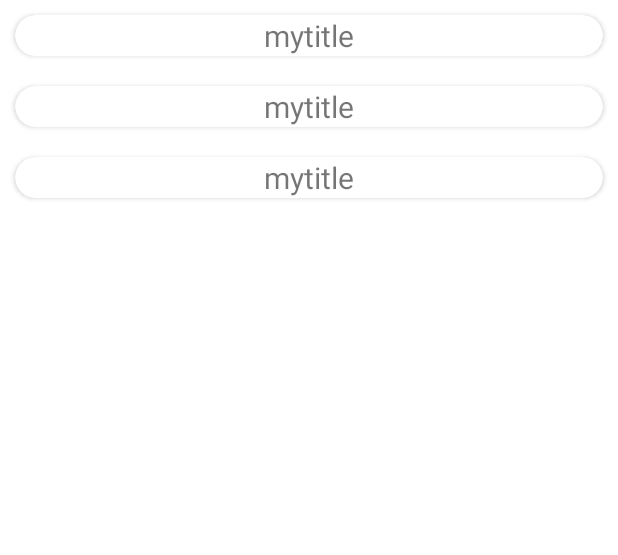
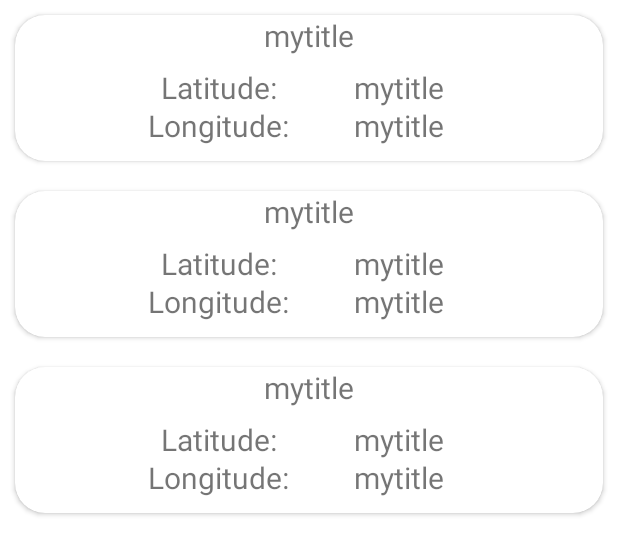
Before and after one commit to razduevmaksim/AppWithGeolocation, an Android app: the layout fragment_list.xml on its own in the app's theme, with its tools: preview values and no code run, on a phone screen of 412 x 824 dp. Shown: the top 555 px of the screen. Run offline under Robolectric (Android 15) with nearby library versions, the phone set to English and light mode, and no system bars.

Commit message:
AppWithGeolocation

```diff
--- a/app/src/main/java/com/example/geolocation/adapter/GeolocationAdapter.kt
+++ b/app/src/main/java/com/example/geolocation/adapter/GeolocationAdapter.kt
@@ -23,6 +23,8 @@ class GeolocationAdapter : RecyclerView.Adapter<GeolocationAdapter.GeolocationVi
 
     override fun onBindViewHolder(holder: GeolocationViewHolder, position: Int) {
         holder.itemView.item_title.text = listGeolocation[position].title
+        holder.itemView.item_lattitude_value.text = listGeolocation[position].latitude
+        holder.itemView.item_longitude_value.text = listGeolocation[position].longitude
     }
 
     override fun getItemCount(): Int {
--- a/app/src/main/java/com/example/geolocation/db/dao/GeolocationDao.kt
+++ b/app/src/main/java/com/example/geolocation/db/dao/GeolocationDao.kt
@@ -15,4 +15,7 @@ interface GeolocationDao {
 
     @Delete
     suspend fun delete(geolocationModel: GeolocationModel)
+
+    @Update
+    suspend fun update(geolocationModel: GeolocationModel)
 }
--- a/app/src/main/java/com/example/geolocation/db/repository/GeolocationRealisation.kt
+++ b/app/src/main/java/com/example/geolocation/db/repository/GeolocationRealisation.kt
@@ -17,4 +17,9 @@ class GeolocationRealisation(private val geolocationDao: GeolocationDao): Geoloc
         geolocationDao.delete(geolocationModel)
         onSuccess()
     }
+
+    override suspend fun update(geolocationModel: GeolocationModel, onSuccess: () -> Unit) {
+        geolocationDao.update(geolocationModel)
+        onSuccess()
+    }
 }
--- a/app/src/main/java/com/example/geolocation/db/repository/GeolocationRepository.kt
+++ b/app/src/main/java/com/example/geolocation/db/repository/GeolocationRepository.kt
@@ -8,4 +8,5 @@ interface GeolocationRepository {
 
     suspend fun insert(geolocationModel: GeolocationModel, onSuccess:() -> Unit)
     suspend fun delete(geolocationModel: GeolocationModel, onSuccess:() -> Unit)
+    suspend fun update(geolocationModel: GeolocationModel, onSuccess:() -> Unit)
 }
--- a/app/src/main/java/com/example/geolocation/ui/map/MapFragment.kt
+++ b/app/src/main/java/com/example/geolocation/ui/map/MapFragment.kt
@@ -3,19 +3,25 @@ package com.example.geolocation.ui.map
 import android.content.Context
 import android.content.SharedPreferences
 import android.os.Bundle
+import android.util.Log
 import android.view.LayoutInflater
 import android.view.View
 import android.view.ViewGroup
+import androidx.annotation.Nullable
 import androidx.fragment.app.Fragment
+import androidx.lifecycle.LiveData
 import androidx.lifecycle.ViewModelProvider
 import com.example.geolocation.*
 import com.example.geolocation.databinding.FragmentMapBinding
+import com.example.geolocation.model.GeolocationModel
 import com.google.android.gms.maps.CameraUpdateFactory
 import com.google.android.gms.maps.GoogleMap
 import com.google.android.gms.maps.OnMapReadyCallback
 import com.google.android.gms.maps.SupportMapFragment
 import com.google.android.gms.maps.model.LatLng
+import com.google.android.gms.maps.model.Marker
 import com.google.android.gms.maps.model.MarkerOptions
+import java.lang.Math.log
 
 
 class MapFragment : Fragment(), OnMapReadyCallback {
@@ -55,6 +61,8 @@ class MapFragment : Fragment(), OnMapReadyCallback {
 
     override fun onMapReady(googleMap: GoogleMap) {
         //SharedPreferences
+        val mapViewModel =
+            ViewModelProvider(this)[MapViewModel::class.java]
         preferences = this.requireActivity().getSharedPreferences(APP_PREFERENCES, Context.MODE_PRIVATE)
         mMap = googleMap
         // Add a marker in Sydney and move the camera
@@ -76,5 +84,4 @@ class MapFragment : Fragment(), OnMapReadyCallback {
 
         //mMap.setOnMarkerDragListener()
     }
-
 }
--- a/app/src/main/java/com/example/geolocation/ui/map/MapViewModel.kt
+++ b/app/src/main/java/com/example/geolocation/ui/map/MapViewModel.kt
@@ -12,6 +12,7 @@ import kotlinx.coroutines.launch
 class MapViewModel : ViewModel() {
 
     private lateinit var repository : GeolocationRepository
-
-
+    fun getAll():LiveData<List<GeolocationModel>>{
+        return repository.allGeolocations
+    }
 }
--- a/app/src/main/res/layout/fragment_list.xml
+++ b/app/src/main/res/layout/fragment_list.xml
@@ -15,5 +15,6 @@
         app:layout_constraintEnd_toEndOf="parent"
         app:layout_constraintStart_toStartOf="parent"
         app:layout_constraintTop_toTopOf="parent"
-        tools:listitem="@layout/item_layout" />
+        tools:listitem="@layout/item_layout"
+        android:layout_marginBottom="55dp"/>
 </androidx.constraintlayout.widget.ConstraintLayout>
--- a/app/src/main/res/layout/item_layout.xml
+++ b/app/src/main/res/layout/item_layout.xml
@@ -8,11 +8,50 @@
     android:layout_margin="10dp">
     <TextView
         android:id="@+id/item_title"
+        android:layout_width="match_parent"
+        android:layout_height="wrap_content"
+        android:text="mytitle"
+        android:paddingBottom="70dp"
+        android:gravity="center"
+        android:textSize="20dp" />
+
+    <TextView
+        android:id="@+id/item_lattitude"
         android:layout_width="wrap_content"
         android:layout_height="wrap_content"
+        android:text="Latitude:"
+        android:textSize="20dp"
         android:layout_gravity="center"
+        android:layout_marginEnd="60dp"
+        />
+
+    <TextView
+        android:id="@+id/item_lattitude_value"
+        android:layout_width="wrap_content"
+        android:layout_height="wrap_content"
         android:text="mytitle"
-        android:textSize="20dp" />
+        android:textSize="20dp"
+        android:layout_gravity="center"
+        android:layout_marginStart="60dp"/>
+    <TextView
+        android:id="@+id/item_longitude"
+        android:layout_width="wrap_content"
+        android:layout_height="wrap_content"
+        android:text="Longitude:"
+        android:textSize="20dp"
+        android:layout_gravity="center"
+        android:paddingTop="50dp"
+        android:layout_marginEnd="60dp"/>
+
+    <TextView
+        android:id="@+id/item_longitude_value"
+        android:layout_width="wrap_content"
+        android:layout_height="wrap_content"
+        android:text="mytitle"
+        android:textSize="20dp"
+        android:layout_gravity="center"
+        android:paddingTop="50dp"
+        android:layout_marginStart="60dp"/>
 
 
 </androidx.cardview.widget.CardView>
```
